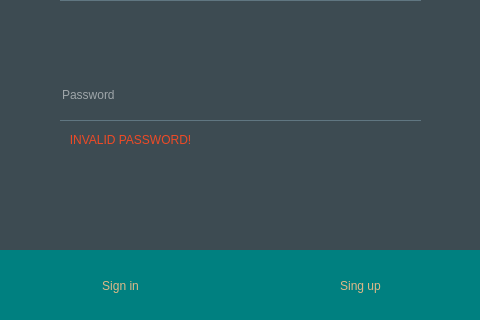
Old version of the form login.ui in the repository abduluziz-alghowinem/RegistrationSystem1-; both pictures show x 0 to 480 and y 300 to 620 of the 480 by 620 pixel window.
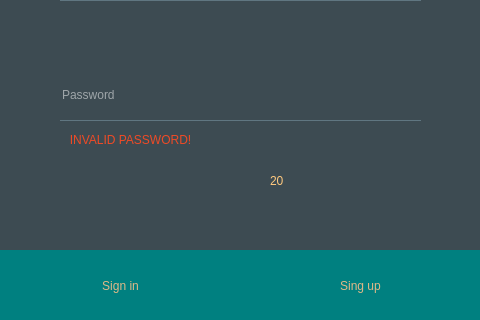
New version of the form.

Commit message:
new feature for more secure
new feature for more secure ..
if enter 3 time invalid password then the button freeze for 10 sec.

The edit to the form file:
```diff
--- a/login.ui
+++ b/login.ui
@@ -175,6 +175,24 @@
     <string>INVALID PASSWORD!</string>
    </property>
   </widget>
+  <widget class="QLabel" name="Timer30">
+   <property name="geometry">
+    <rect>
+     <x>270</x>
+     <y>450</y>
+     <width>151</width>
+     <height>61</height>
+    </rect>
+   </property>
+   <property name="styleSheet">
+    <string notr="true">color:rgb(255, 201, 126);
+font:42pt &quot;Microsoft JhengHei UI Light&quot;;
+</string>
+   </property>
+   <property name="text">
+    <string>20</string>
+   </property>
+  </widget>
  </widget>
  <tabstops>
   <tabstop>Email</tabstop>
```
The commit also changes 2 other files.
